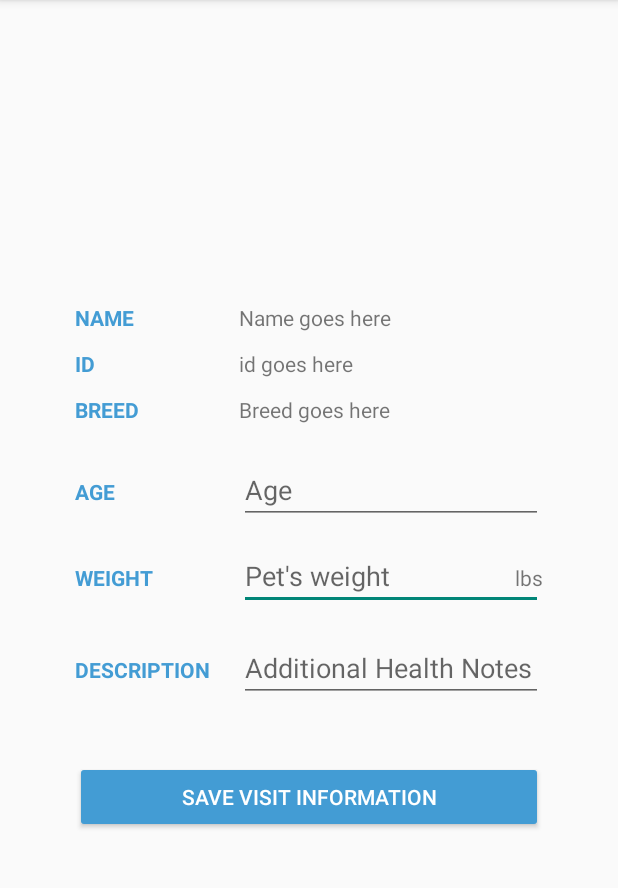
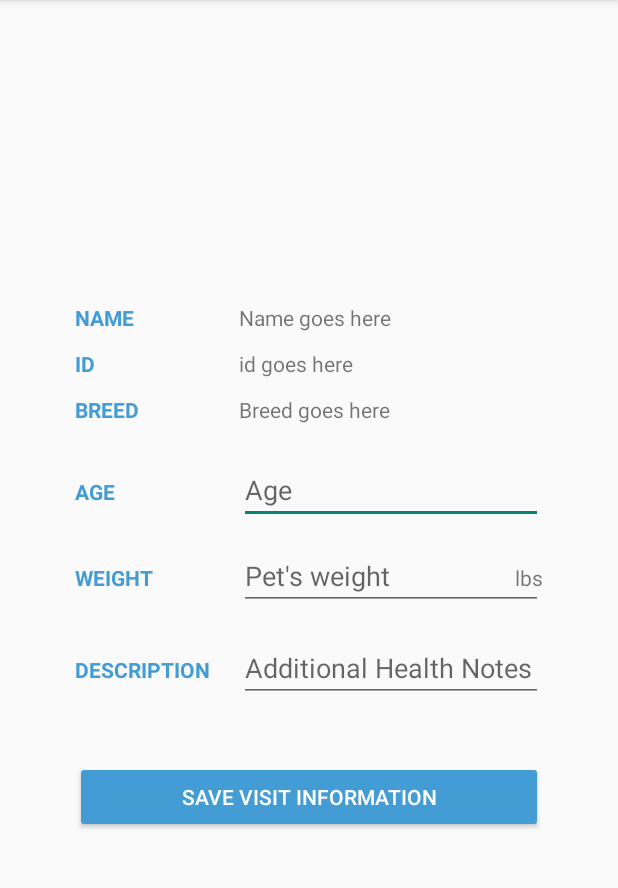
Before and after one commit to PratikshaMore/BUDDY-1, an Android app: the AddHistoryActivity screen opened directly, with no data from a screen before it, on a phone screen of 412 x 824 dp, the part 84-972 px from its top. Run offline under Robolectric (Android 15) with nearby library versions, the phone set to English and light mode, and no system bars; 4 statements that could not run were skipped.

Commit message:
Fixes focus bug in add/edit history page

```diff
--- a/app/src/main/java/com/cornez/todotodayii/MainActivity.java
+++ b/app/src/main/java/com/cornez/todotodayii/MainActivity.java
@@ -59,9 +59,9 @@ public class MainActivity extends Activity {
         login_name = username.getText().toString();
         login_password = password.getText().toString();
 
-//        TODO UNCOMMENT THIS BEFORE FINALS
-//      if((login_name.matches("Keerthana") && login_password.matches("abcd"))|| (login_name.matches("Pratiksha")&& login_password.matches("1234")))
-        if(true)
+    // if(true)
+      if((login_name.matches("Keerthana") && login_password.matches("abcd"))|| (login_name.matches("Pratiksha")&& login_password.matches("1234")))
+
         {
             Intent intent1 = new Intent(getBaseContext(), PetListActivity.class);
             startActivity(intent1);
--- a/app/src/main/res/layout/help.xml
+++ b/app/src/main/res/layout/help.xml
@@ -34,6 +34,7 @@
         android:layout_marginTop="@dimen/activity_vertical_margin"
         android:layout_gravity="center_vertical|right"
         android:text="BUDDY is designed for veterinary doctors in order to manage pets he treats. This application helps the doctor manage his pets without the need for an assistant to do this job.  The purpose of our application is to reduce the burden of keeping track of pet visits manually, which may sometimes result in incorrect information about pet’s health and will lead to wrong treatments."
+        android:textSize="20sp"
         android:layout_below="@id/resetDB"/>
 
     <TextView
@@ -42,6 +43,7 @@
         android:layout_height="wrap_content"
         android:layout_below="@id/helpIntro"
         android:layout_marginTop="@dimen/activity_vertical_margin"
+        android:textSize="20sp"
         android:layout_gravity="center_vertical|right"
         android:text="The Basic functionalities of the application are:
 Create a new profile for any new pet visiting his/her clinic and also add a new profile picture.
--- a/app/src/main/res/layout/history_add.xml
+++ b/app/src/main/res/layout/history_add.xml
@@ -36,7 +36,6 @@
             android:id="@+id/lblPetId"
             android:layout_width="wrap_content"
             android:layout_height="wrap_content"
-
             android:layout_above="@+id/lblPetBreed"
             android:layout_alignStart="@+id/lblPetBreed"
             android:layout_marginBottom="11dp"
@@ -51,6 +50,27 @@
             android:layout_marginBottom="21dp"
             android:text="Breed goes here" />
 
+        <EditText
+            android:id="@+id/editHistAge"
+            android:layout_width="wrap_content"
+            android:layout_height="wrap_content"
+            android:layout_above="@+id/editHistWeight"
+            android:layout_alignStart="@+id/editHistWeight"
+            android:layout_marginBottom="12dp"
+            android:ems="10"
+            android:hint="Age"
+            android:inputType="numberDecimal" />
+
+
+        <TextView
+            android:id="@+id/lblPetAge"
+            android:layout_width="wrap_content"
+            android:layout_height="wrap_content"
+            android:layout_alignBaseline="@+id/editHistAge"
+            android:layout_marginEnd="14dp"
+            android:text="AGE"
+            android:textColor="#439cd4"
+            android:textStyle="bold" />
 
         <TextView
             android:id="@+id/lblWeight"
@@ -74,26 +94,6 @@
             android:inputType="numberDecimal" />
 
 
-        <TextView
-            android:id="@+id/lblPetAge"
-            android:layout_width="wrap_content"
-            android:layout_height="wrap_content"
-            android:layout_alignBaseline="@+id/editHistAge"
-            android:layout_marginEnd="14dp"
-            android:text="AGE"
-            android:textColor="#439cd4"
-            android:textStyle="bold" />
-
-        <EditText
-            android:id="@+id/editHistAge"
-            android:layout_width="wrap_content"
-            android:layout_height="wrap_content"
-            android:layout_above="@+id/editHistWeight"
-            android:layout_alignStart="@+id/editHistWeight"
-            android:layout_marginBottom="12dp"
-            android:ems="10"
-            android:hint="Age"
-            android:inputType="numberDecimal" />
 
         <EditText
             android:id="@+id/editHistDescription"
--- a/app/src/main/res/values/strings.xml
+++ b/app/src/main/res/values/strings.xml
@@ -9,7 +9,7 @@
     <string name="task">Enter TODO Item</string>
     <string name="delete">Clear all TODOs</string>
     <string name="desc">Description</string>
-    <string name="helpText"><u>Help</u></string>
+    <string name="helpText"><u>HELP</u></string>
 
 
 </resources>
```
Also changed, not shown: app/src/main/res/drawable/seed_database.png (deleted).
